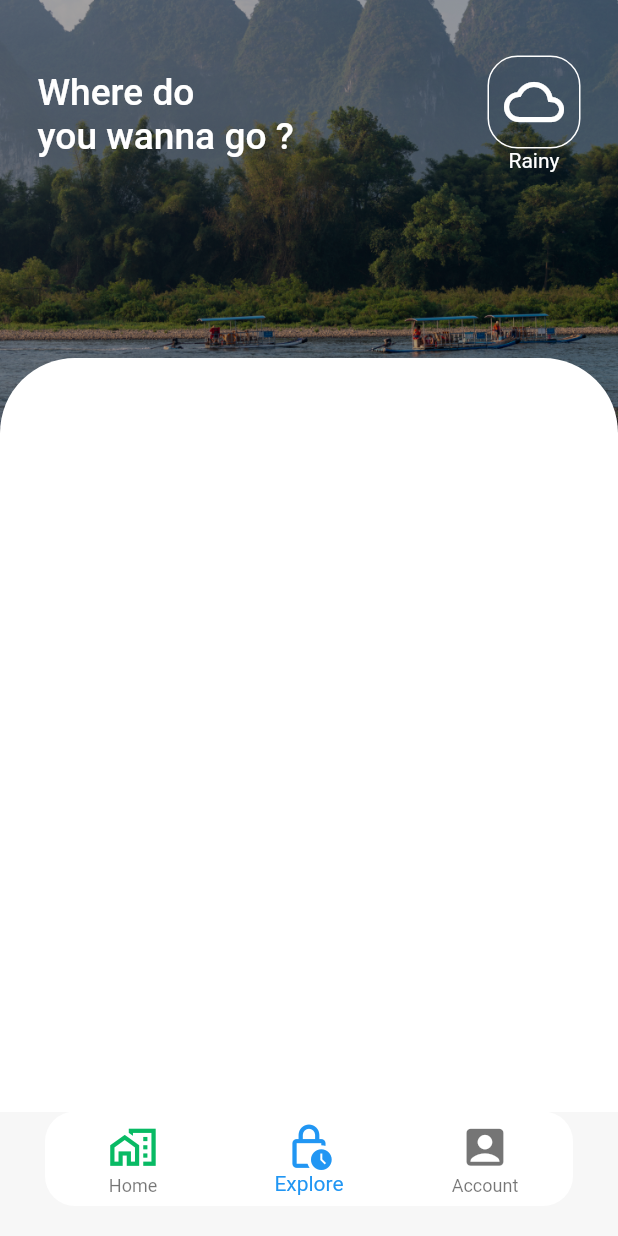
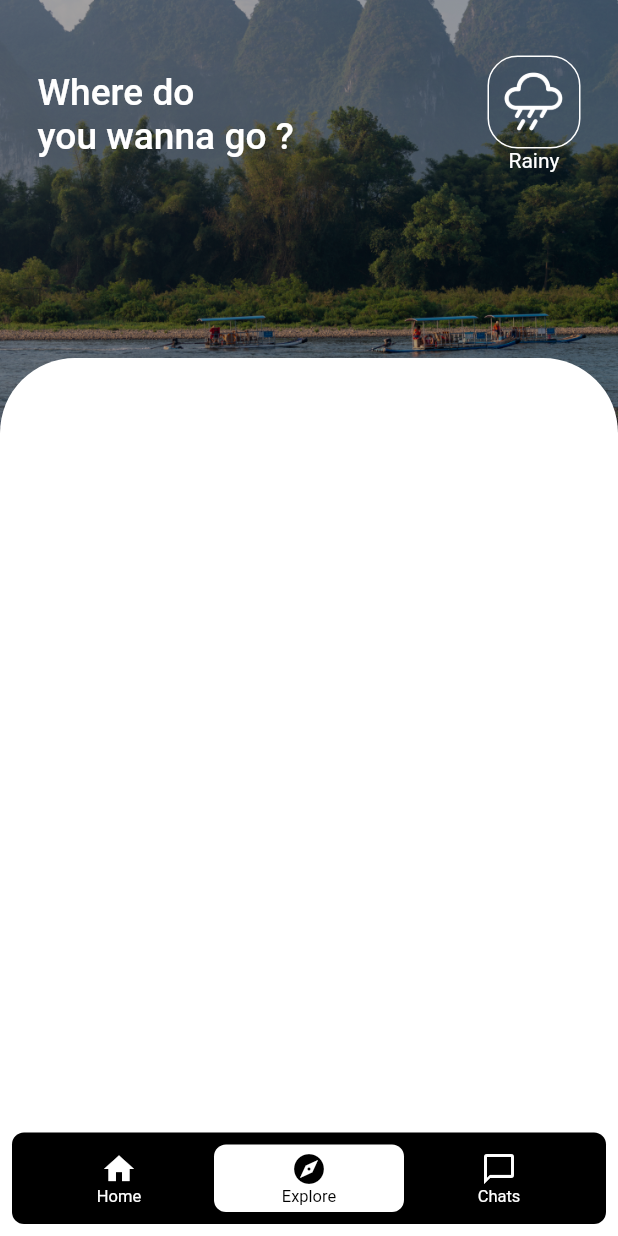
Before and after one commit to mahmudulri/dd_travel_app, a Flutter app: the BottomNavScreen screen opened directly, item 2 of the bottom bar chosen, on a phone screen of 412 x 824 dp. Run offline on Flutter 3.47's test engine with Material 2 defaults, Android fonts, the phone set to English and light mode, and no system bars; drawn by our look-alikes of floating_bottom_navigation_bar; our stand-ins replace flutter_rating_bar, flutter_switch, get, google_fonts; missing offline and left inert: flutter_carousel_slider.

Commit message:
all screen

```diff
--- a/lib/main.dart
+++ b/lib/main.dart
@@ -1,10 +1,10 @@
 import 'package:dd_travel_app/screens/bottomnav/bottomnav.dart';
 import 'package:dd_travel_app/screens/draft.dart';
 import 'package:dd_travel_app/screens/auth/getstarted_screen.dart';
-import 'package:dd_travel_app/screens/explore.dart';
+import 'package:dd_travel_app/screens/explore/explore.dart';
 import 'package:dd_travel_app/screens/homescreen/home_screen.dart';
 import 'package:dd_travel_app/screens/auth/login_screen.dart';
-import 'package:dd_travel_app/screens/profilescreen/profile_screen.dart';
+import 'package:dd_travel_app/screens/account/account_screen.dart';
 import 'package:dd_travel_app/screens/splash_screen.dart';
 import 'package:flutter/material.dart';
 import 'package:get/get.dart';
@@ -29,7 +29,7 @@ class MyApp extends StatelessWidget {
       ),
       // initialRoute: splashScreen,
       // getPages: getPages,
-      home: ExploreScreen(),
+      home: BottomNavScreen(),
     );
   }
 }
--- a/lib/routes/route.dart
+++ b/lib/routes/route.dart
@@ -4,7 +4,7 @@ import 'package:dd_travel_app/screens/auth/social_login.dart';
 import 'package:get/get.dart';
 
 import '../screens/auth/login_screen.dart';
-import '../screens/profilescreen/profile_screen.dart';
+import '../screens/account/account_screen.dart';
 import '../screens/splash_screen.dart';
 
 const String splashScreen = '/splash-screen';
--- a/lib/screens/bottomnav/bottomnav.dart
+++ b/lib/screens/bottomnav/bottomnav.dart
@@ -1,7 +1,8 @@
 import 'package:dd_travel_app/screens/account.dart';
-import 'package:dd_travel_app/screens/explore.dart';
+import 'package:dd_travel_app/screens/explore/explore.dart';
 import 'package:dd_travel_app/screens/homescreen/home_screen.dart';
 import 'package:flutter/material.dart';
+import 'package:floating_bottom_navigation_bar/floating_bottom_navigation_bar.dart';
 
 class BottomNavScreen extends StatefulWidget {
   const BottomNavScreen({super.key});
@@ -19,46 +20,20 @@ class _BottomNavScreenState extends State<BottomNavScreen> {
   ];
   @override
   Widget build(BuildContext context) {
-    var screenHeight = MediaQuery.of(context).size.height;
-    var screenWidth = MediaQuery.of(context).size.width;
+    // var screenHeight = MediaQuery.of(context).size.height;
+    // var screenWidth = MediaQuery.of(context).size.width;
 
     return Scaffold(
-      backgroundColor: Color(0xffF7F7F7),
-      bottomNavigationBar: Padding(
-        padding: const EdgeInsets.only(
-          bottom: 20,
-          left: 30,
-          right: 30,
-        ),
-        child: ClipRRect(
-          borderRadius: BorderRadius.circular(20),
-          child: BottomNavigationBar(
-            backgroundColor: Colors.white,
-            elevation: 0.0,
+      extendBody: true,
+      // backgroundColor: Color(0xffF7F7F7),
+      bottomNavigationBar: FloatingNavbar(
+        // backgroundColor: Colors.white,
+        // elevation: 0.0,
         currentIndex: _currentIndex,
         items: [
-              BottomNavigationBarItem(
-                icon: Icon(
-                  Icons.home_work_outlined,
-                  color: Color(0xff08BA64),
-                  size: screenWidth * 0.08,
-                ),
-                label: "Home",
-              ),
-              BottomNavigationBarItem(
-                icon: Icon(
-                  Icons.lock_clock_outlined,
-                  size: screenWidth * 0.08,
-                ),
-                label: "Explore",
-              ),
-              BottomNavigationBarItem(
-                icon: Icon(
-                  Icons.account_box,
-                  size: screenWidth * 0.08,
-                ),
-                label: "Account",
-              ),
+          FloatingNavbarItem(icon: Icons.home, title: 'Home'),
+          FloatingNavbarItem(icon: Icons.explore, title: 'Explore'),
+          FloatingNavbarItem(icon: Icons.chat_bubble_outline, title: 'Chats'),
         ],
         onTap: (index) {
           setState(() {
@@ -66,9 +41,7 @@ class _BottomNavScreenState extends State<BottomNavScreen> {
           });
         },
       ),
-        ),
-      ),
-      body: pages[_currentIndex],
+      body: Center(child: pages[_currentIndex]),
     );
   }
 }
--- a/lib/screens/explore.dart
+++ b/lib/screens/explore/explore.dart
@@ -48,13 +48,12 @@ class ExploreScreen extends StatelessWidget {
                                     color: Colors.white,
                                   )),
                               child: Padding(
-                                padding: const EdgeInsets.all(10.0),
-                                child: Icon(
-                                  Icons.wb_cloudy_outlined,
-                                  color: Colors.white,
-                                  size: 40,
-                                ),
-                              ),
+                                  padding: const EdgeInsets.all(10.0),
+                                  child: Image.asset(
+                                    "assets/images/icons/cloudy.png",
+                                    height: 40,
+                                    width: 40,
+                                  )),
                             ),
                             Text(
                               'Rainy',
--- /dev/null
+++ b/lib/screens/foryou/foryou_screen.dart
@@ -0,0 +1,14 @@
+import 'package:flutter/material.dart';
+
+class ForYouScreen extends StatelessWidget {
+  const ForYouScreen({super.key});
+
+  @override
+  Widget build(BuildContext context) {
+    return Scaffold(
+      body: Center(
+        child: Text("For You"),
+      ),
+    );
+  }
+}
--- a/lib/screens/homescreen/home_screen.dart
+++ b/lib/screens/homescreen/home_screen.dart
@@ -13,6 +13,7 @@ class HomeScreen extends StatelessWidget {
     var screenWidth = MediaQuery.of(context).size.width;
     return SafeArea(
       child: Scaffold(
+        extendBody: true,
         backgroundColor: Color(0xffF7F7F7),
         body: Padding(
           padding: const EdgeInsets.symmetric(horizontal: 20),
--- /dev/null
+++ b/lib/screens/world/world_screen.dart
@@ -0,0 +1,14 @@
+import 'package:flutter/material.dart';
+
+class WorldScreen extends StatelessWidget {
+  const WorldScreen({super.key});
+
+  @override
+  Widget build(BuildContext context) {
+    return Scaffold(
+      body: Center(
+        child: Text("World Screen"),
+      ),
+    );
+  }
+}
--- a/pubspec.yaml
+++ b/pubspec.yaml
@@ -40,6 +40,7 @@ dependencies:
   flutter_carousel_slider: ^1.1.0
   flutter_switch: ^0.3.2
   flutter_rating_bar: ^4.0.1
+  floating_bottom_navigation_bar: ^1.5.2
 
 
 dev_dependencies:
@@ -67,6 +68,7 @@ flutter:
   assets:
     - assets/images/
     - assets/images/categories_images/
+    - assets/images/icons/
 
   # An image asset can refer to one or more resolution-specific "variants", see
   # https://flutter.dev/assets-and-images/#resolution-aware
```
Also changed, not shown: assets/images/icons/account.png (added), assets/images/icons/cloudy.png (added), assets/images/icons/explore.png (added), assets/images/icons/foryou.png (added), assets/images/icons/home.png (added), assets/images/icons/world.png (added), lib/screens/account/account_screen.dart (renamed from lib/screens/profilescreen/profile_screen.dart), pubspec.lock. Lines whose indentation alone changed are shown as unchanged.
